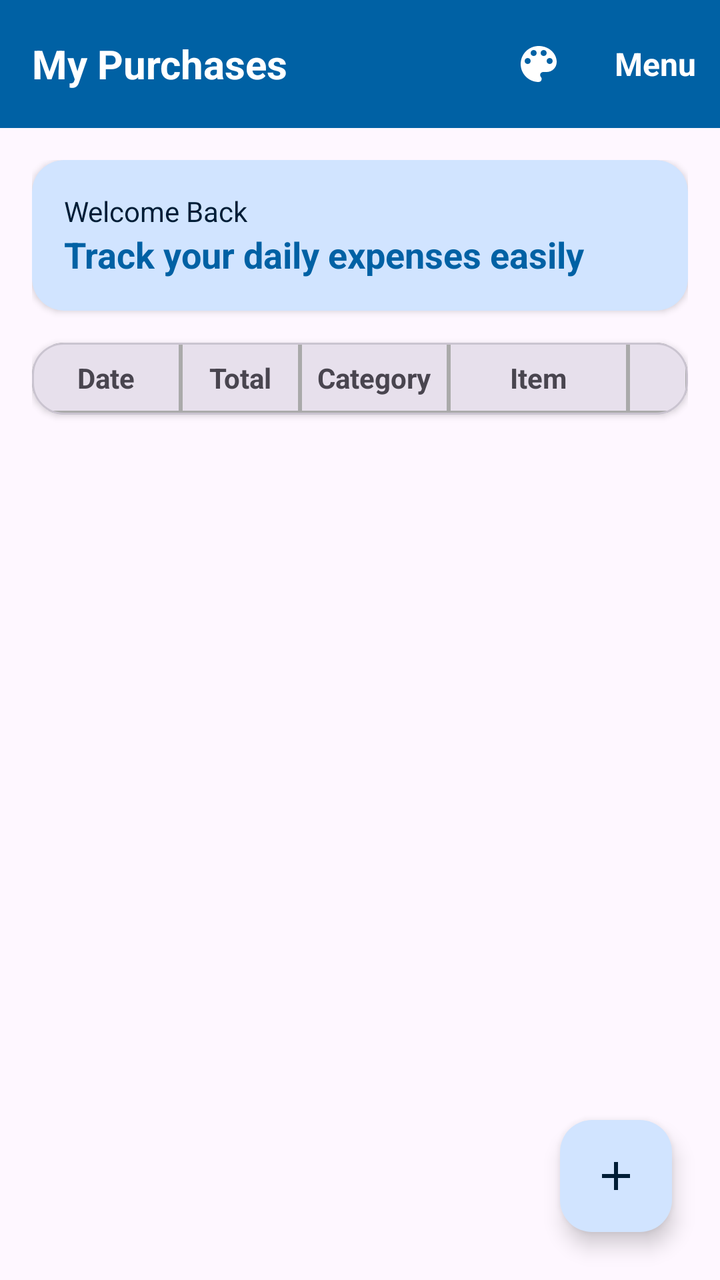
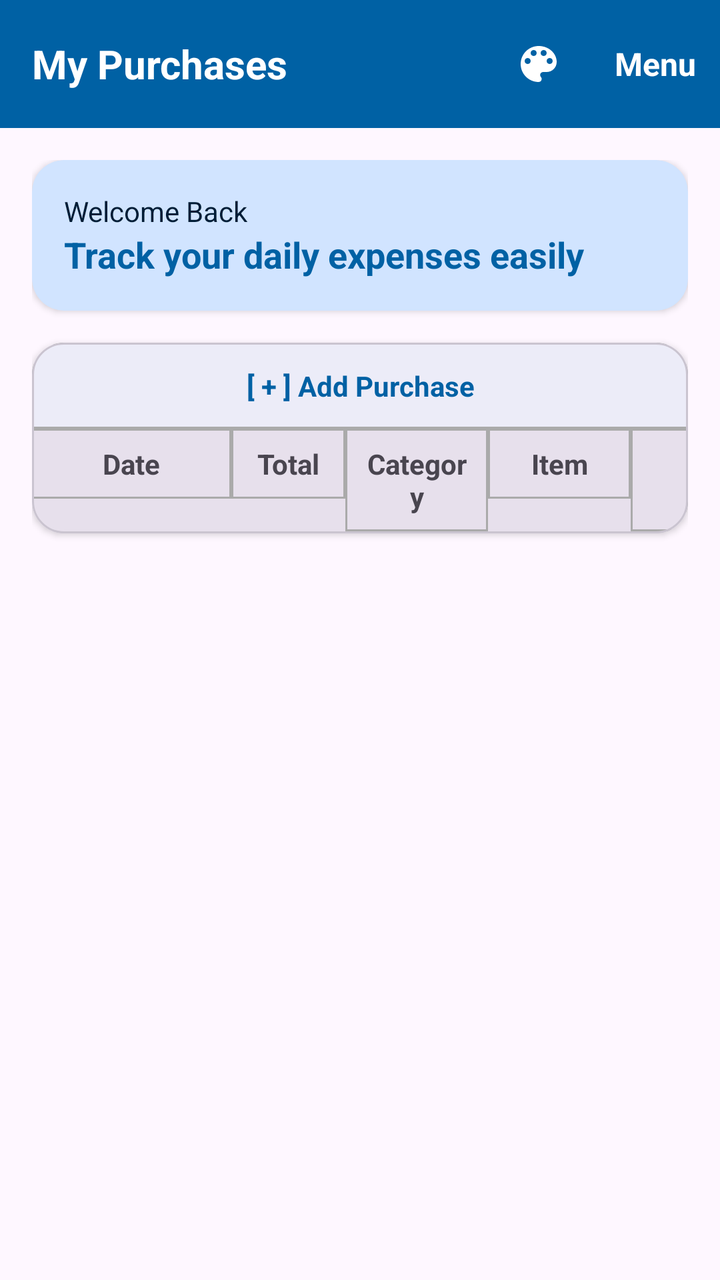

The first picture is an Android layout as it rendered before a commit; the second is the same layout after the commit. The layout source and the unified diff follow.
<!-- AndroidManifest.xml: application theme Theme.IWB303 -->
<!-- res/layout/activity_main.xml -->
<?xml version="1.0" encoding="utf-8"?>
<androidx.constraintlayout.widget.ConstraintLayout xmlns:android="http://schemas.android.com/apk/res/android"
    xmlns:app="http://schemas.android.com/apk/res-auto"
    xmlns:tools="http://schemas.android.com/tools"
    android:id="@+id/main_layout"
    android:layout_width="match_parent"
    android:layout_height="match_parent"
    android:background="?attr/colorSurface">

    <com.google.android.material.appbar.AppBarLayout
        android:id="@+id/appBarLayout"
        android:layout_width="match_parent"
        android:layout_height="wrap_content"
        app:layout_constraintTop_toTopOf="parent">

        <com.google.android.material.appbar.MaterialToolbar
            android:id="@+id/toolbar"
            android:layout_width="match_parent"
            android:layout_height="?attr/actionBarSize"
            android:background="?attr/colorPrimary">

            <RelativeLayout
                android:layout_width="match_parent"
                android:layout_height="match_parent">

                <TextView
                    android:layout_width="wrap_content"
                    android:layout_height="wrap_content"
                    android:layout_centerVertical="true"
                    android:text="My Purchases"
                    android:textColor="?attr/colorOnPrimary"
                    android:textSize="20sp"
                    android:textStyle="bold" />

                <LinearLayout
                    android:layout_width="wrap_content"
                    android:layout_height="wrap_content"
                    android:layout_alignParentEnd="true"
                    android:layout_centerVertical="true"
                    android:gravity="center_vertical"
                    android:orientation="horizontal">

                    <com.google.android.material.button.MaterialButton
                        android:id="@+id/btnThemePicker"
                        style="@style/Widget.Material3.Button.IconButton"
                        android:layout_width="wrap_content"
                        android:layout_height="wrap_content"
                        app:icon="@drawable/ic_theme"
                        app:iconSize="24dp"
                        app:iconTint="?attr/colorOnPrimary" />

                    <TextView
                        android:id="@+id/btnMenu"
                        android:layout_width="wrap_content"
                        android:layout_height="wrap_content"
                        android:background="?attr/selectableItemBackground"
                        android:clickable="true"
                        android:focusable="true"
                        android:padding="12dp"
                        android:text="Menu"
                        android:textColor="?attr/colorOnPrimary"
                        android:textSize="16sp"
                        android:textStyle="bold" />
                </LinearLayout>
            </RelativeLayout>
        </com.google.android.material.appbar.MaterialToolbar>
    </com.google.android.material.appbar.AppBarLayout>

    <androidx.core.widget.NestedScrollView
        android:layout_width="match_parent"
        android:layout_height="0dp"
        android:fillViewport="true"
        app:layout_constraintBottom_toBottomOf="parent"
        app:layout_constraintTop_toBottomOf="@id/appBarLayout">

        <LinearLayout
            android:layout_width="match_parent"
            android:layout_height="wrap_content"
            android:orientation="vertical"
            android:padding="16dp">

            
            <com.google.android.material.card.MaterialCardView
                android:id="@+id/cardWelcome"
                android:layout_width="match_parent"
                android:layout_height="wrap_content"
                android:layout_marginBottom="16dp"
                app:cardCornerRadius="16dp"
                app:cardElevation="2dp"
                app:strokeWidth="0dp"
                app:cardBackgroundColor="?attr/colorPrimaryContainer">

                <LinearLayout
                    android:layout_width="match_parent"
                    android:layout_height="wrap_content"
                    android:orientation="vertical"
                    android:padding="16dp">

                    <TextView
                        android:layout_width="wrap_content"
                        android:layout_height="wrap_content"
                        android:text="Welcome Back"
                        android:textSize="14sp"
                        android:textColor="?attr/colorOnPrimaryContainer" />

                    <TextView
                        android:layout_width="wrap_content"
                        android:layout_height="wrap_content"
                        android:text="Track your daily expenses easily"
                        android:textSize="18sp"
                        android:textStyle="bold"
                        android:textColor="?attr/colorPrimary" />
                </LinearLayout>
            </com.google.android.material.card.MaterialCardView>

            
            <com.google.android.material.card.MaterialCardView
                android:layout_width="match_parent"
                android:layout_height="wrap_content"
                app:cardCornerRadius="16dp"
                app:cardElevation="2dp"
                app:strokeWidth="1dp"
                app:strokeColor="?attr/colorOutlineVariant">

                <LinearLayout
                    android:layout_width="match_parent"
                    android:layout_height="wrap_content"
                    android:orientation="vertical">

                    
                    <LinearLayout
                        android:id="@+id/layoutHeaders"
                        android:layout_width="match_parent"
                        android:layout_height="wrap_content"
                        android:background="?attr/colorSurfaceVariant"
                        android:orientation="horizontal">

                        <TextView
                            android:layout_width="0dp"
                            android:layout_height="wrap_content"
                            android:layout_weight="1"
                            android:gravity="center"
                            android:padding="8dp"
                            android:text="Date"
                            android:textColor="?attr/colorOnSurfaceVariant"
                            android:textStyle="bold"
                            android:background="@drawable/table_border" />

                        <TextView
                            android:layout_width="0dp"
                            android:layout_height="wrap_content"
                            android:layout_weight="0.8"
                            android:gravity="center"
                            android:padding="8dp"
                            android:text="Total"
                            android:textColor="?attr/colorOnSurfaceVariant"
                            android:textStyle="bold"
                            android:background="@drawable/table_border" />

                        <TextView
                            android:layout_width="0dp"
                            android:layout_height="wrap_content"
                            android:layout_weight="1"
                            android:gravity="center"
                            android:padding="8dp"
                            android:text="Category"
                            android:textColor="?attr/colorOnSurfaceVariant"
                            android:textStyle="bold"
                            android:background="@drawable/table_border" />

                        <TextView
                            android:layout_width="0dp"
                            android:layout_height="wrap_content"
                            android:layout_weight="1.2"
                            android:gravity="center"
                            android:padding="8dp"
                            android:text="Item"
                            android:textColor="?attr/colorOnSurfaceVariant"
                            android:textStyle="bold"
                            android:background="@drawable/table_border" />

                        <TextView
                            android:layout_width="0dp"
                            android:layout_height="match_parent"
                            android:layout_weight="0.4"
                            android:background="@drawable/table_border" />
                    </LinearLayout>

                    <View
                        android:layout_width="match_parent"
                        android:layout_height="1dp"
                        android:background="?attr/colorOutlineVariant" />

                    
                    <androidx.recyclerview.widget.RecyclerView
                        android:id="@+id/recyclerViewPurchases"
                        android:layout_width="match_parent"
                        android:layout_height="wrap_content"
                        android:nestedScrollingEnabled="false" />

                    
                    <LinearLayout
                        android:id="@+id/layoutEmptyState"
                        android:layout_width="match_parent"
                        android:layout_height="300dp"
                        android:gravity="center"
                        android:orientation="vertical"
                        android:visibility="gone">

                        <ImageView
                            android:layout_width="80dp"
                            android:layout_height="80dp"
                            android:alpha="0.5"
                            android:src="@drawable/ic_empty_list"
                            app:tint="?attr/colorPrimary" />

                        <TextView
                            android:layout_width="wrap_content"
                            android:layout_height="wrap_content"
                            android:layout_marginTop="16dp"
                            android:text="No purchases yet"
                            android:textColor="?attr/colorOutline"
                            android:textSize="16sp"
                            android:textStyle="bold" />
                    </LinearLayout>
                </LinearLayout>
            </com.google.android.material.card.MaterialCardView>

            
            <View
                android:layout_width="match_parent"
                android:layout_height="80dp" />

        </LinearLayout>
    </androidx.core.widget.NestedScrollView>

    <com.google.android.material.floatingactionbutton.FloatingActionButton
        android:id="@+id/btnAddPurchaseFab"
        android:layout_width="wrap_content"
        android:layout_height="wrap_content"
        android:layout_margin="24dp"
        android:contentDescription="Add Purchase"
        app:layout_constraintBottom_toBottomOf="parent"
        app:layout_constraintEnd_toEndOf="parent"
        app:srcCompat="@drawable/ic_add"
        app:tint="?attr/colorOnPrimaryContainer"
        app:backgroundTint="?attr/colorPrimaryContainer" />

</androidx.constraintlayout.widget.ConstraintLayout>
<!-- resources referenced by this layout -->
<resources>
  <!-- drawable ic_add (drawable) -->
  <vector xmlns:android="http://schemas.android.com/apk/res/android"
      android:width="24dp"
      android:height="24dp"
      android:viewportWidth="24"
      android:viewportHeight="24"
      android:tint="?attr/colorControlNormal">
    <path
        android:fillColor="@android:color/white"
        android:pathData="M19,13h-6v6h-2v-6H5v-2h6V5h2v6h6v2z"/>
  </vector>
  <!-- drawable ic_empty_list (drawable) -->
  <vector xmlns:android="http://schemas.android.com/apk/res/android"
      android:width="120dp"
      android:height="120dp"
      android:viewportWidth="24"
      android:viewportHeight="24">
      <path
          android:fillColor="?attr/colorOutlineVariant"
          android:pathData="M19,5v14H5V5H19M19,3H5C3.9,3 3,3.9 3,5v14c0,1.1 0.9,2 2,2h14c1.1,0 2,-0.9 2,-2V5C21,3.9 20.1,3 19,3L19,3z" />
      <path
          android:fillColor="?attr/colorOutlineVariant"
          android:pathData="M14,17H7v-2h7V17zM17,13H7v-2h10V13zM17,9H7V7h10V9z" />
      <path
          android:fillColor="?attr/colorPrimary"
          android:alpha="0.3"
          android:pathData="M12,12m-8,0a8,8 0,1 1,16 0a8,8 0,1 1,-16 0" />
  </vector>
  <!-- drawable ic_theme (drawable) -->
  <vector xmlns:android="http://schemas.android.com/apk/res/android"
      android:width="24dp"
      android:height="24dp"
      android:viewportWidth="24"
      android:viewportHeight="24"
      android:tint="?attr/colorControlNormal">
    <path
        android:fillColor="@android:color/white"
        android:pathData="M12,3c-4.97,0 -9,4.03 -9,9s4.03,9 9,9c0.83,0 1.5,-0.67 1.5,-1.5 0,-0.39 -0.15,-0.75 -0.39,-1.01 -0.23,-0.26 -0.38,-0.61 -0.38,-0.99 0,-0.83 0.67,-1.5 1.5,-1.5H16c2.76,0 5,-2.24 5,-5 0,-4.42 -4.03,-8 -9,-8zM6.5,12c-0.83,0 -1.5,-0.67 -1.5,-1.5S5.67,9 6.5,9 8,9.67 8,10.5 7.33,12 6.5,12zM9.5,8C8.67,8 8,7.33 8,6.5S8.67,5 9.5,5s1.5,0.67 1.5,1.5S10.33,8 9.5,8zM14.5,8c-0.83,0 -1.5,-0.67 -1.5,-1.5S13.67,5 14.5,5s1.5,0.67 1.5,1.5S15.33,8 14.5,8zM17.5,12c-0.83,0 -1.5,-0.67 -1.5,-1.5s0.67,-1.5 1.5,-1.5 1.5,0.67 1.5,1.5 -0.67,1.5 -1.5,1.5z"/>
  </vector>
  <!-- drawable table_border (drawable) -->
  <?xml version="1.0" encoding="utf-8"?>
  <layer-list xmlns:android="http://schemas.android.com/apk/res/android">
      
      <item>
          <shape>
              <stroke android:width="1dp" android:color="#AAAAAA" />
              <solid android:color="@android:color/transparent" />
          </shape>
      </item>
  </layer-list>
  <style name="Theme.IWB303" parent="Base.Theme.IWB303" />
  <style name="Base.Theme.IWB303" parent="Theme.Material3.DayNight.NoActionBar">
          
          <item name="colorPrimary">@color/primary_light</item>
          <item name="colorSecondary">@color/secondary_light</item>
          <item name="colorPrimaryContainer">@color/primary_container_light</item>
          <item name="colorOnPrimaryContainer">@color/on_primary_container_light</item>
  
          
          <item name="android:datePickerDialogTheme">@style/CustomDatePickerDialogTheme</item>
  
          
          <item name="android:statusBarColor">?attr/colorPrimary</item>
      </style>
  <color name="primary_light">#0061A4</color>
  <color name="secondary_light">#535F70</color>
  <color name="primary_container_light">#D1E4FF</color>
  <color name="on_primary_container_light">#001D36</color>
  <style name="CustomDatePickerDialogTheme" parent="Theme.Material3.DayNight.Dialog">
          
          <item name="colorPrimary">?attr/colorPrimary</item>
          <item name="colorAccent">?attr/colorPrimary</item>
          <item name="android:headerBackground">?attr/colorPrimary</item>
          <item name="android:numbersTextColor">?attr/colorPrimary</item>
          <item name="android:buttonBarPositiveButtonStyle">@style/DatePickerButtonStyle</item>
          <item name="android:buttonBarNegativeButtonStyle">@style/DatePickerButtonStyle</item>
      </style>
  <style name="DatePickerButtonStyle" parent="Widget.Material3.Button.TextButton">
          <item name="android:textColor">?attr/colorPrimary</item>
      </style>
</resources>

<!-- the commit's change to res/layout/activity_main.xml (unified diff, before → after) -->
@@ -129,6 +129,27 @@
 
                     
                     <LinearLayout
+                        android:layout_width="match_parent"
+                        android:layout_height="wrap_content"
+                        android:orientation="horizontal"
+                        android:background="@drawable/table_border">
+
+                        <TextView
+                            android:id="@+id/btnAddPurchaseText"
+                            android:layout_width="match_parent"
+                            android:layout_height="wrap_content"
+                            android:gravity="center"
+                            android:padding="12dp"
+                            android:text="[ + ] Add Purchase"
+                            android:textColor="?attr/colorPrimary"
+                            android:textStyle="bold"
+                            android:clickable="true"
+                            android:focusable="true"
+                            android:background="?attr/selectableItemBackground" />
+                    </LinearLayout>
+
+                    
+                    <LinearLayout
                         android:id="@+id/layoutHeaders"
                         android:layout_width="match_parent"
                         android:layout_height="wrap_content"
@@ -138,21 +159,32 @@
                         <TextView
                             android:layout_width="0dp"
                             android:layout_height="wrap_content"
+                            android:layout_weight="1.4"
+                            android:gravity="center"
+                            android:padding="8dp"
+                            android:text="Date"
+                            android:textColor="?attr/colorOnSurfaceVariant"
+                            android:textStyle="bold"
+                            android:background="@drawable/table_border" />
+
+                        <TextView
+                            android:layout_width="0dp"
+                            android:layout_height="wrap_content"
+                            android:layout_weight="0.8"
+                            android:gravity="center"
+                            android:padding="8dp"
+                            android:text="Total"
+                            android:textColor="?attr/colorOnSurfaceVariant"
+                            android:textStyle="bold"
+                            android:background="@drawable/table_border" />
+
+                        <TextView
+                            android:layout_width="0dp"
+                            android:layout_height="wrap_content"
                             android:layout_weight="1"
                             android:gravity="center"
                             android:padding="8dp"
-                            android:text="Date"
-                            android:textColor="?attr/colorOnSurfaceVariant"
-                            android:textStyle="bold"
-                            android:background="@drawable/table_border" />
-
-                        <TextView
-                            android:layout_width="0dp"
-                            android:layout_height="wrap_content"
-                            android:layout_weight="0.8"
-                            android:gravity="center"
-                            android:padding="8dp"
-                            android:text="Total"
+                            android:text="Category"
                             android:textColor="?attr/colorOnSurfaceVariant"
                             android:textStyle="bold"
                             android:background="@drawable/table_border" />
@@ -161,17 +193,6 @@
                             android:layout_width="0dp"
                             android:layout_height="wrap_content"
                             android:layout_weight="1"
-                            android:gravity="center"
-                            android:padding="8dp"
-                            android:text="Category"
-                            android:textColor="?attr/colorOnSurfaceVariant"
-                            android:textStyle="bold"
-                            android:background="@drawable/table_border" />
-
-                        <TextView
-                            android:layout_width="0dp"
-                            android:layout_height="wrap_content"
-                            android:layout_weight="1.2"
                             android:gravity="center"
                             android:padding="8dp"
                             android:text="Item"
@@ -207,17 +228,9 @@
                         android:orientation="vertical"
                         android:visibility="gone">
 
-                        <ImageView
-                            android:layout_width="80dp"
-                            android:layout_height="80dp"
-                            android:alpha="0.5"
-                            android:src="@drawable/ic_empty_list"
-                            app:tint="?attr/colorPrimary" />
-
                         <TextView
                             android:layout_width="wrap_content"
                             android:layout_height="wrap_content"
-                            android:layout_marginTop="16dp"
                             android:text="No purchases yet"
                             android:textColor="?attr/colorOutline"
                             android:textSize="16sp"
@@ -234,16 +247,4 @@
         </LinearLayout>
     </androidx.core.widget.NestedScrollView>
 
-    <com.google.android.material.floatingactionbutton.FloatingActionButton
-        android:id="@+id/btnAddPurchaseFab"
-        android:layout_width="wrap_content"
-        android:layout_height="wrap_content"
-        android:layout_margin="24dp"
-        android:contentDescription="Add Purchase"
-        app:layout_constraintBottom_toBottomOf="parent"
-        app:layout_constraintEnd_toEndOf="parent"
-        app:srcCompat="@drawable/ic_add"
-        app:tint="?attr/colorOnPrimaryContainer"
-        app:backgroundTint="?attr/colorPrimaryContainer" />
-
 </androidx.constraintlayout.widget.ConstraintLayout>
<!-- resource entries referenced after the edit -->
@@ -1,33 +1,5 @@
 <!-- resources referenced by this layout -->
 <resources>
-  <!-- drawable ic_add (drawable) -->
-  <vector xmlns:android="http://schemas.android.com/apk/res/android"
-      android:width="24dp"
-      android:height="24dp"
-      android:viewportWidth="24"
-      android:viewportHeight="24"
-      android:tint="?attr/colorControlNormal">
-    <path
-        android:fillColor="@android:color/white"
-        android:pathData="M19,13h-6v6h-2v-6H5v-2h6V5h2v6h6v2z"/>
-  </vector>
-  <!-- drawable ic_empty_list (drawable) -->
-  <vector xmlns:android="http://schemas.android.com/apk/res/android"
-      android:width="120dp"
-      android:height="120dp"
-      android:viewportWidth="24"
-      android:viewportHeight="24">
-      <path
-          android:fillColor="?attr/colorOutlineVariant"
-          android:pathData="M19,5v14H5V5H19M19,3H5C3.9,3 3,3.9 3,5v14c0,1.1 0.9,2 2,2h14c1.1,0 2,-0.9 2,-2V5C21,3.9 20.1,3 19,3L19,3z" />
-      <path
-          android:fillColor="?attr/colorOutlineVariant"
-          android:pathData="M14,17H7v-2h7V17zM17,13H7v-2h10V13zM17,9H7V7h10V9z" />
-      <path
-          android:fillColor="?attr/colorPrimary"
-          android:alpha="0.3"
-          android:pathData="M12,12m-8,0a8,8 0,1 1,16 0a8,8 0,1 1,-16 0" />
-  </vector>
   <!-- drawable ic_theme (drawable) -->
   <vector xmlns:android="http://schemas.android.com/apk/res/android"
       android:width="24dp"
